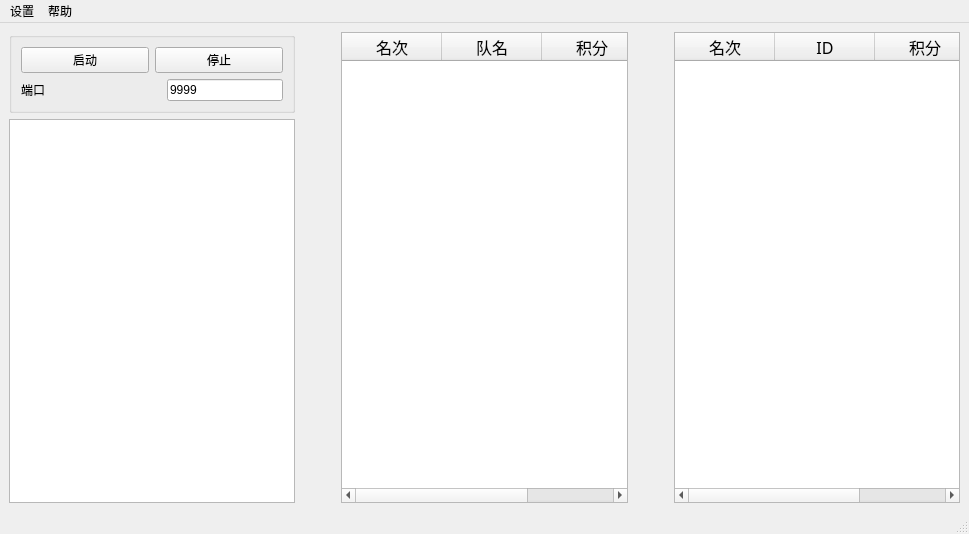
Above: ui/main.ui from NewerLsg/StatServer before the change. Below: the same form after it.
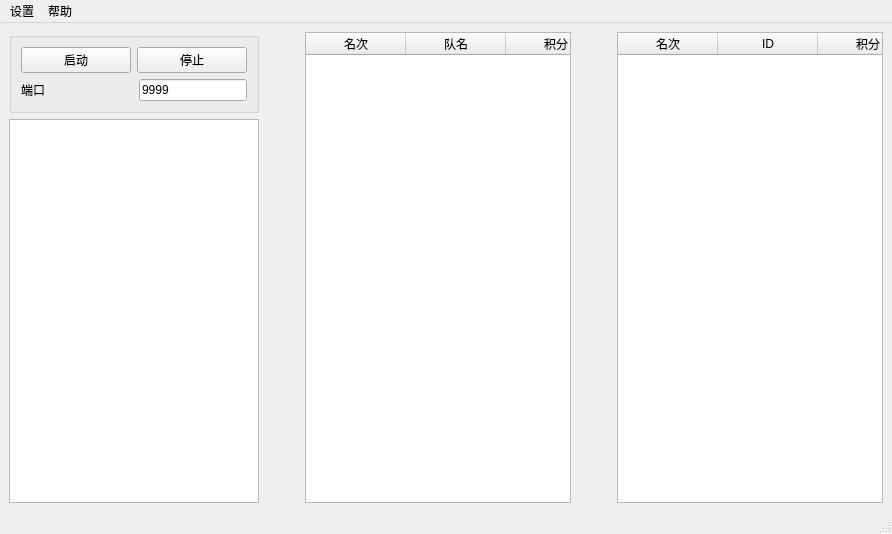
That is the form after the change.

Commit message:
窗口最大化问题
1、左边控件最大化时size的控制
2、tablewidget的列宽、滚动轴问题

```diff
--- a/ui/main.ui
+++ b/ui/main.ui
@@ -6,10 +6,16 @@
    <rect>
     <x>0</x>
     <y>0</y>
-    <width>969</width>
+    <width>892</width>
     <height>534</height>
    </rect>
   </property>
+  <property name="minimumSize">
+   <size>
+    <width>892</width>
+    <height>534</height>
+   </size>
+  </property>
   <property name="windowTitle">
    <string>MainWindow</string>
   </property>
@@ -18,12 +24,18 @@
     <item>
      <layout class="QHBoxLayout" name="horizontalLayout_3">
       <item>
-       <layout class="QVBoxLayout" name="verticalLayout">
+       <layout class="QVBoxLayout" name="verticalLayout" stretch="0,0">
         <property name="sizeConstraint">
-         <enum>QLayout::SetMinimumSize</enum>
+         <enum>QLayout::SetMinAndMaxSize</enum>
         </property>
         <item>
          <widget class="QGroupBox" name="groupBox">
+          <property name="maximumSize">
+           <size>
+            <width>250</width>
+            <height>110</height>
+           </size>
+          </property>
           <property name="title">
            <string/>
           </property>
@@ -106,7 +118,14 @@
          </widget>
         </item>
         <item>
-         <widget class="QTextBrowser" name="TipTextArea"/>
+         <widget class="QTextBrowser" name="TipTextArea">
+          <property name="maximumSize">
+           <size>
+            <width>250</width>
+            <height>16000</height>
+           </size>
+          </property>
+         </widget>
         </item>
        </layout>
       </item>
@@ -128,12 +147,18 @@
       </item>
       <item>
        <widget class="QTableWidget" name="TeamRankTbl">
-        <property name="font">
-         <font>
-          <family>宋体</family>
-          <pointsize>12</pointsize>
-         </font>
+        <property name="autoFillBackground">
+         <bool>false</bool>
         </property>
+        <property name="horizontalScrollBarPolicy">
+         <enum>Qt::ScrollBarAlwaysOff</enum>
+        </property>
+        <property name="autoScroll">
+         <bool>false</bool>
+        </property>
+        <attribute name="verticalHeaderVisible">
+         <bool>false</bool>
+        </attribute>
         <column>
          <property name="text">
           <string>名次</string>
@@ -184,12 +209,12 @@
       </item>
       <item>
        <widget class="QTableWidget" name="MemRankTbl">
-        <property name="font">
-         <font>
-          <family>宋体</family>
-          <pointsize>12</pointsize>
-         </font>
+        <property name="horizontalScrollBarPolicy">
+         <enum>Qt::ScrollBarAlwaysOff</enum>
         </property>
+        <attribute name="verticalHeaderVisible">
+         <bool>false</bool>
+        </attribute>
         <column>
          <property name="text">
           <string>名次</string>
@@ -217,8 +242,8 @@
     <rect>
      <x>0</x>
      <y>0</y>
-     <width>969</width>
-     <height>26</height>
+     <width>892</width>
+     <height>23</height>
     </rect>
    </property>
    <widget class="QMenu" name="menu">
```
The commit also changes 1 other file.
